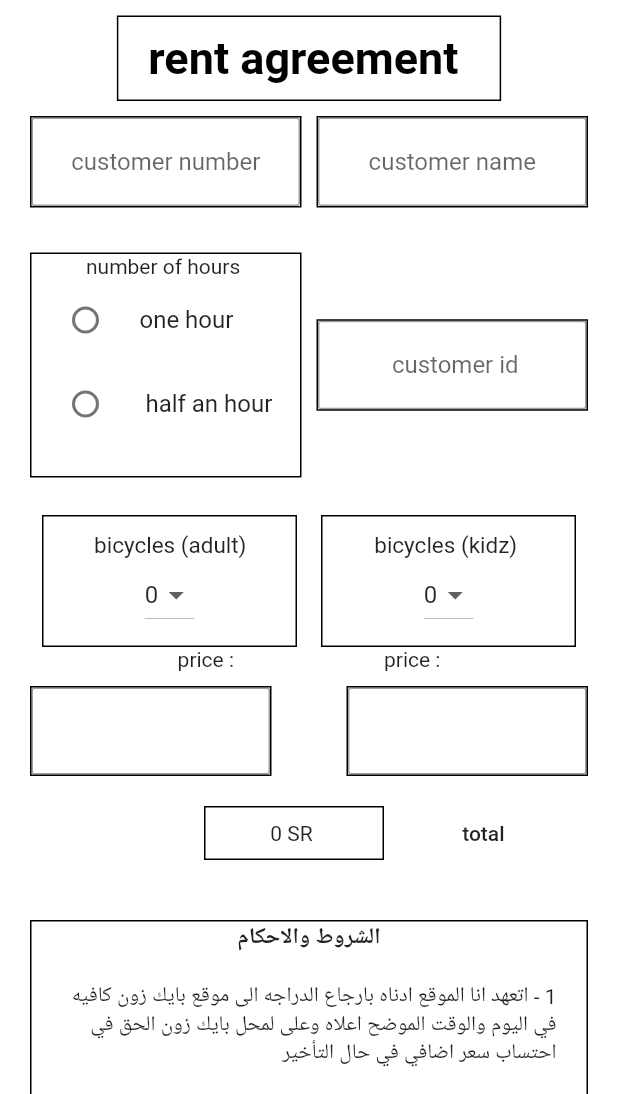
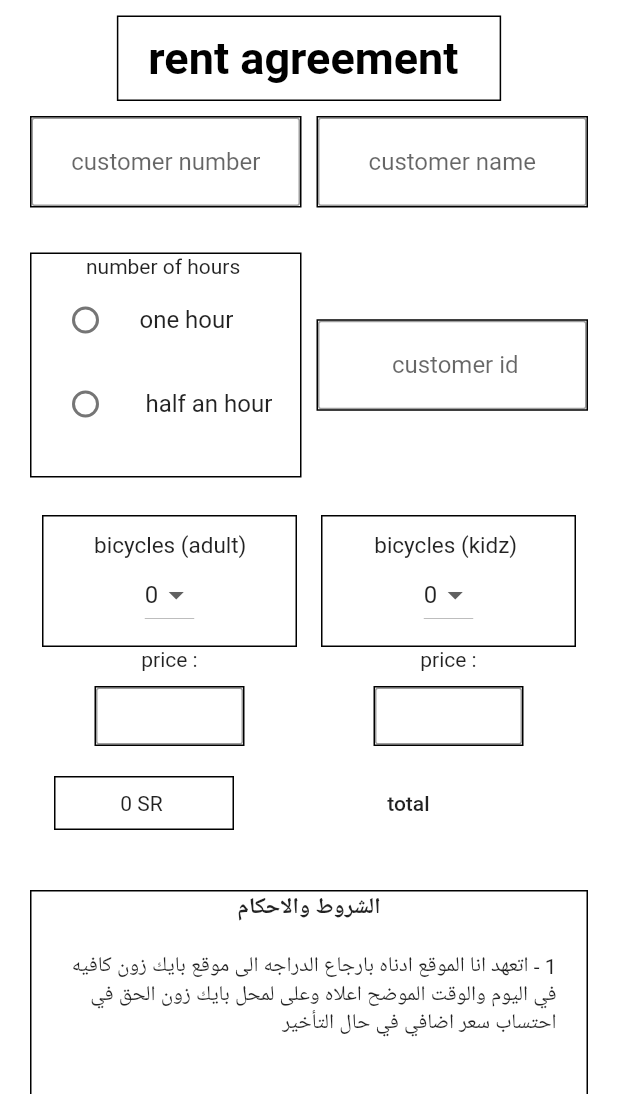
Before and after one commit to mBahshwan/bikeZone, a Flutter app: the screen it shows after launch, after a tap on "creat new agrement", on a phone screen of 412 x 824 dp, the part 142-1236 px from its top. Run offline on Flutter 3.47's test engine with Material 2 defaults, Android fonts, the light colour scheme and no system bars; our stand-ins replace jiffy, shared_preferences, signature, sqflite; accounts and stored records are empty.

Commit message:
first commit

```diff
--- a/lib/screens/currentRentrs.dart
+++ b/lib/screens/currentRentrs.dart
@@ -146,8 +146,8 @@ class _CurrentRentrsState extends State<CurrentRentrs> {
                     crossAxisAlignment: CrossAxisAlignment.center,
                     mainAxisAlignment: MainAxisAlignment.spaceAround,
                     children: <Widget>[
-                      Text(":${getLang(context, "rent duration")} "),
-                      Text(":${getLang(context, "customer login time")} ")
+                      Text("${getLang(context, "rent duration")} "),
+                      Text("${getLang(context, "customer login time")} ")
                     ],
                   ),
                   Row(
--- a/lib/widgets/CID.dart
+++ b/lib/widgets/CID.dart
@@ -61,11 +61,9 @@ class _CustomerInformationState extends State<CustomerInformation> {
                     ),
                     Row(
                       crossAxisAlignment: CrossAxisAlignment.center,
-                      mainAxisAlignment: MainAxisAlignment.spaceBetween,
+                      mainAxisAlignment: MainAxisAlignment.spaceAround,
                       children: [
-                        Expanded(
-                          flex: 2,
-                          child: Container(
+                        Container(
                           alignment: Alignment.center,
                           margin: EdgeInsets.only(left: 50),
                           padding: EdgeInsets.all(10),
@@ -76,10 +74,7 @@ class _CustomerInformationState extends State<CustomerInformation> {
                             border: Border.all(),
                           ),
                         ),
-                        ),
-                        Expanded(
-                          flex: 2,
-                          child: Container(
+                        Container(
                           margin: EdgeInsets.only(right: 30),
                           height: 40,
                           width: 80,
@@ -88,7 +83,6 @@ class _CustomerInformationState extends State<CustomerInformation> {
                           child: Text("${snapshot.data[i]['name']}"),
                           decoration: BoxDecoration(border: Border.all()),
                         ),
-                        )
                       ],
                     ),
                     Divider(
--- a/lib/widgets/agrementWidget.dart
+++ b/lib/widgets/agrementWidget.dart
@@ -118,23 +118,18 @@ class AgrementWidget extends StatelessWidget {
               ),
               Row(
                   crossAxisAlignment: CrossAxisAlignment.center,
-                  mainAxisAlignment: MainAxisAlignment.center,
+                  mainAxisAlignment: MainAxisAlignment.spaceAround,
                   children: [
                     Text("${getLang(context, "price")} :"),
-                    Padding(
-                      padding: const EdgeInsets.only(left: 100),
-                      child: Text("${getLang(context, "price")} :"),
-                    )
+                    Text("${getLang(context, "price")} :"),
                   ]),
               Row(
                 crossAxisAlignment: CrossAxisAlignment.center,
-                mainAxisAlignment: MainAxisAlignment.center,
+                mainAxisAlignment: MainAxisAlignment.spaceAround,
                 children: [
-                  Expanded(
-                    flex: 1,
-                    child: Container(
-                      height: 60,
-                      width: 120,
+                  Container(
+                    height: 40,
+                    width: 100,
                     decoration: BoxDecoration(border: Border.all(width: 1)),
                     margin: EdgeInsets.symmetric(vertical: 10),
                     child: Form(
@@ -156,15 +151,9 @@ class AgrementWidget extends StatelessWidget {
                       ),
                     )),
                   ),
-                  ),
-                  SizedBox(
-                    width: 50,
-                  ),
-                  Expanded(
-                    flex: 1,
-                    child: Container(
-                      height: 60,
-                      width: 120,
+                  Container(
+                    height: 40,
+                    width: 100,
                     decoration: BoxDecoration(border: Border.all(width: 1)),
                     margin: EdgeInsets.symmetric(vertical: 10),
                     child: Form(
@@ -186,12 +175,9 @@ class AgrementWidget extends StatelessWidget {
                       ),
                     )),
                   ),
-                  ),
                 ],
               ),
-              Padding(
-                padding: const EdgeInsets.only(left: 100),
-                child: Consumer<TotalPrice>(
+              Consumer<TotalPrice>(
                 builder: (context, val, child) => ListTile(
                     title: MaterialButton(
                         child: Text("${getLang(context, "total")} "),
@@ -212,7 +198,6 @@ class AgrementWidget extends StatelessWidget {
                           child: Text(
                               "${val.totalPrice} ${getLang(context, "rial")} ")),
                     )),
-                ),
               ),
               const SizedBox(
                 height: 30,
--- a/lib/widgets/mainScreenWidget.dart
+++ b/lib/widgets/mainScreenWidget.dart
@@ -12,10 +12,10 @@ class _MainScreenWidgetState extends State<MainScreenWidget> {
   @override
   Widget build(BuildContext context) {
     return Padding(
-      padding: const EdgeInsets.all(8.0),
+      padding: const EdgeInsets.all(10.0),
       child: GridView(
           gridDelegate: SliverGridDelegateWithFixedCrossAxisCount(
-            crossAxisCount: 2,
+            crossAxisCount: 1,
             mainAxisSpacing: 6,
             childAspectRatio: 1,
             crossAxisSpacing: 6,
@@ -27,9 +27,11 @@ class _MainScreenWidgetState extends State<MainScreenWidget> {
                   // removeDataBase();
                 }),
                 child: Stack(
-                  alignment: AlignmentDirectional.bottomEnd,
+                  alignment: AlignmentDirectional.topStart,
                   children: [
                     Container(
+                      height: double.infinity,
+                      width: double.infinity,
                       decoration: BoxDecoration(
                           borderRadius: BorderRadius.all(Radius.circular(15.0)),
                           border: Border.all(
@@ -45,10 +47,10 @@ class _MainScreenWidgetState extends State<MainScreenWidget> {
                     Padding(
                       padding: const EdgeInsets.all(8.0),
                       child: Text(
-                          "${getLang(context, "create rent agrement")} ",
-                          style: TextStyle(
-                              fontSize: 20, fontWeight: FontWeight.bold),
-                          textDirection: TextDirection.ltr),
+                        "${getLang(context, "create rent agrement")} ",
+                        style: TextStyle(
+                            fontSize: 20, fontWeight: FontWeight.bold),
+                      ),
                     ),
                   ],
                 )),
@@ -57,10 +59,10 @@ class _MainScreenWidgetState extends State<MainScreenWidget> {
                   Navigator.of(context).pushNamed("showData");
                 }),
                 child: Stack(
-                  alignment: AlignmentDirectional.topEnd,
+                  alignment: AlignmentDirectional.topStart,
                   children: [
                     Container(
-                        height: 250,
+                        height: double.infinity,
                         alignment: Alignment.center,
                         decoration: BoxDecoration(
                             color: Colors.white,
@@ -69,10 +71,13 @@ class _MainScreenWidgetState extends State<MainScreenWidget> {
                           Icons.group,
                           size: 100,
                         )),
-                    Text(
-                      "${getLang(context, "show customers")} ",
-                      style:
-                          TextStyle(fontSize: 20, fontWeight: FontWeight.bold),
+                    Padding(
+                      padding: const EdgeInsets.all(8.0),
+                      child: Text(
+                        "${getLang(context, "show customers")} ",
+                        style: TextStyle(
+                            fontSize: 20, fontWeight: FontWeight.bold),
+                      ),
                     ),
                   ],
                 )),
@@ -84,7 +89,8 @@ class _MainScreenWidgetState extends State<MainScreenWidget> {
                   alignment: AlignmentDirectional.topStart,
                   children: [
                     Container(
-                      height: 200,
+                      height: double.infinity,
+                      width: double.infinity,
                       decoration: BoxDecoration(
                           color: Colors.white,
                           borderRadius: BorderRadius.all(Radius.circular(15.0)),
```
Lines whose indentation alone changed are shown as unchanged.
